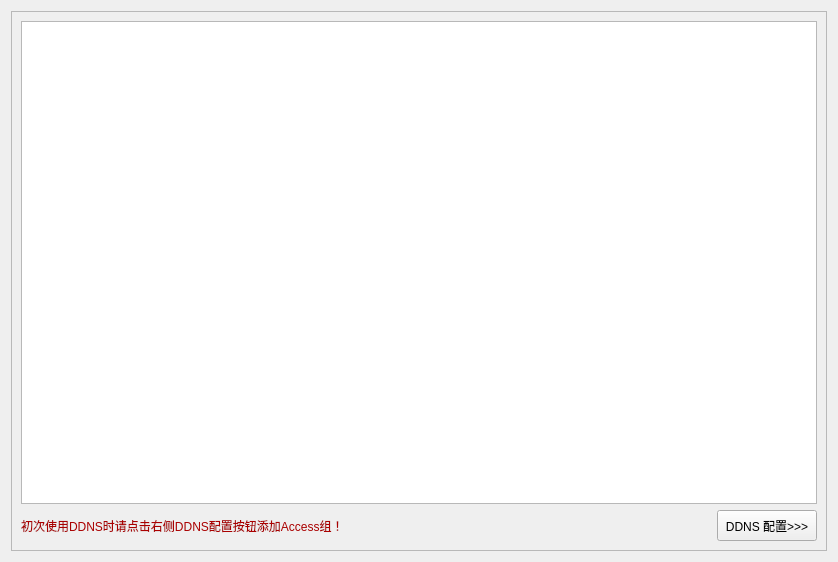
Qt form src/MainTabWidgets/DDNSForm.ui (ProgramCX/FoxNAS) before a commit.
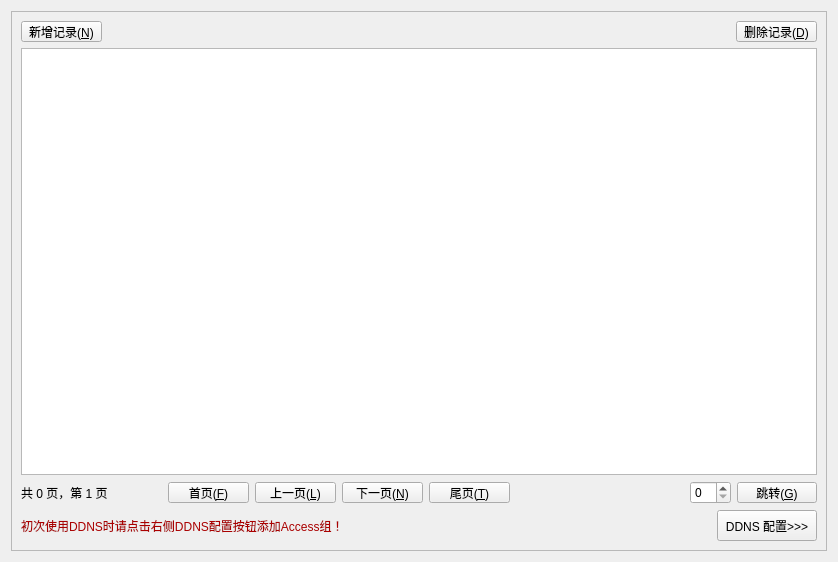
The same form after that commit.

```diff
--- a/src/MainTabWidgets/DDNSForm.ui
+++ b/src/MainTabWidgets/DDNSForm.ui
@@ -35,9 +35,216 @@
        </rect>
       </property>
       <layout class="QVBoxLayout" name="verticalLayout_2">
+       <item>
+        <layout class="QHBoxLayout" name="horizontalLayout_5">
+         <item>
+          <widget class="QPushButton" name="pushButtonNewRecord">
+           <property name="minimumSize">
+            <size>
+             <width>81</width>
+             <height>21</height>
+            </size>
+           </property>
+           <property name="maximumSize">
+            <size>
+             <width>100</width>
+             <height>21</height>
+            </size>
+           </property>
+           <property name="text">
+            <string>新增记录(&amp;N)</string>
+           </property>
+          </widget>
+         </item>
+         <item>
+          <spacer name="horizontalSpacer_3">
+           <property name="orientation">
+            <enum>Qt::Orientation::Horizontal</enum>
+           </property>
+           <property name="sizeHint" stdset="0">
+            <size>
+             <width>40</width>
+             <height>20</height>
+            </size>
+           </property>
+          </spacer>
+         </item>
+         <item>
+          <widget class="QPushButton" name="pushButtonDelRecord">
+           <property name="minimumSize">
+            <size>
+             <width>81</width>
+             <height>21</height>
+            </size>
+           </property>
+           <property name="maximumSize">
+            <size>
+             <width>100</width>
+             <height>21</height>
+            </size>
+           </property>
+           <property name="text">
+            <string>删除记录(&amp;D)</string>
+           </property>
+          </widget>
+         </item>
+        </layout>
+       </item>
        <item>
         <widget class="QTableView" name="tableView"/>
        </item>
+       <item>
+        <layout class="QHBoxLayout" name="horizontalLayout_4">
+         <item>
+          <widget class="QLabel" name="label">
+           <property name="minimumSize">
+            <size>
+             <width>101</width>
+             <height>16</height>
+            </size>
+           </property>
+           <property name="text">
+            <string>共 0 页，第 1 页</string>
+           </property>
+          </widget>
+         </item>
+         <item>
+          <spacer name="horizontalSpacer_2">
+           <property name="orientation">
+            <enum>Qt::Orientation::Horizontal</enum>
+           </property>
+           <property name="sizeType">
+            <enum>QSizePolicy::Policy::Preferred</enum>
+           </property>
+           <property name="sizeHint" stdset="0">
+            <size>
+             <width>40</width>
+             <height>20</height>
+            </size>
+           </property>
+          </spacer>
+         </item>
+         <item>
+          <layout class="QHBoxLayout" name="horizontalLayout_2">
+           <item>
+            <widget class="QPushButton" name="pushButtonFirstPage">
+             <property name="minimumSize">
+              <size>
+               <width>81</width>
+               <height>21</height>
+              </size>
+             </property>
+             <property name="maximumSize">
+              <size>
+               <width>100</width>
+               <height>21</height>
+              </size>
+             </property>
+             <property name="text">
+              <string>首页(&amp;F)</string>
+             </property>
+            </widget>
+           </item>
+           <item>
+            <widget class="QPushButton" name="pushButtonLastPage">
+             <property name="minimumSize">
+              <size>
+               <width>81</width>
+               <height>21</height>
+              </size>
+             </property>
+             <property name="maximumSize">
+              <size>
+               <width>100</width>
+               <height>21</height>
+              </size>
+             </property>
+             <property name="text">
+              <string>上一页(&amp;L)</string>
+             </property>
+            </widget>
+           </item>
+           <item>
+            <widget class="QPushButton" name="pushButtonNextPage">
+             <property name="minimumSize">
+              <size>
+               <width>81</width>
+               <height>21</height>
+              </size>
+             </property>
+             <property name="maximumSize">
+              <size>
+               <width>100</width>
+               <height>21</height>
+              </size>
+             </property>
+             <property name="text">
+              <string>下一页(&amp;N)</string>
+             </property>
+            </widget>
+           </item>
+           <item>
+            <widget class="QPushButton" name="pushButtonTailPage">
+             <property name="minimumSize">
+              <size>
+               <width>81</width>
+               <height>21</height>
+              </size>
+             </property>
+             <property name="maximumSize">
+              <size>
+               <width>100</width>
+               <height>21</height>
+              </size>
+             </property>
+             <property name="text">
+              <string>尾页(&amp;T)</string>
+             </property>
+            </widget>
+           </item>
+          </layout>
+         </item>
+         <item>
+          <spacer name="horizontalSpacer">
+           <property name="orientation">
+            <enum>Qt::Orientation::Horizontal</enum>
+           </property>
+           <property name="sizeHint" stdset="0">
+            <size>
+             <width>40</width>
+             <height>20</height>
+            </size>
+           </property>
+          </spacer>
+         </item>
+         <item>
+          <layout class="QHBoxLayout" name="horizontalLayout_3">
+           <item>
+            <widget class="QSpinBox" name="spinBoxPage"/>
+           </item>
+           <item>
+            <widget class="QPushButton" name="pushButtonGoPage">
+             <property name="minimumSize">
+              <size>
+               <width>60</width>
+               <height>21</height>
+              </size>
+             </property>
+             <property name="maximumSize">
+              <size>
+               <width>80</width>
+               <height>21</height>
+              </size>
+             </property>
+             <property name="text">
+              <string>跳转(&amp;G)</string>
+             </property>
+            </widget>
+           </item>
+          </layout>
+         </item>
+        </layout>
+       </item>
        <item>
         <layout class="QHBoxLayout" name="horizontalLayout">
          <item>
```
Left out of the diff: 2 changed lines with no effect on the pictures.
